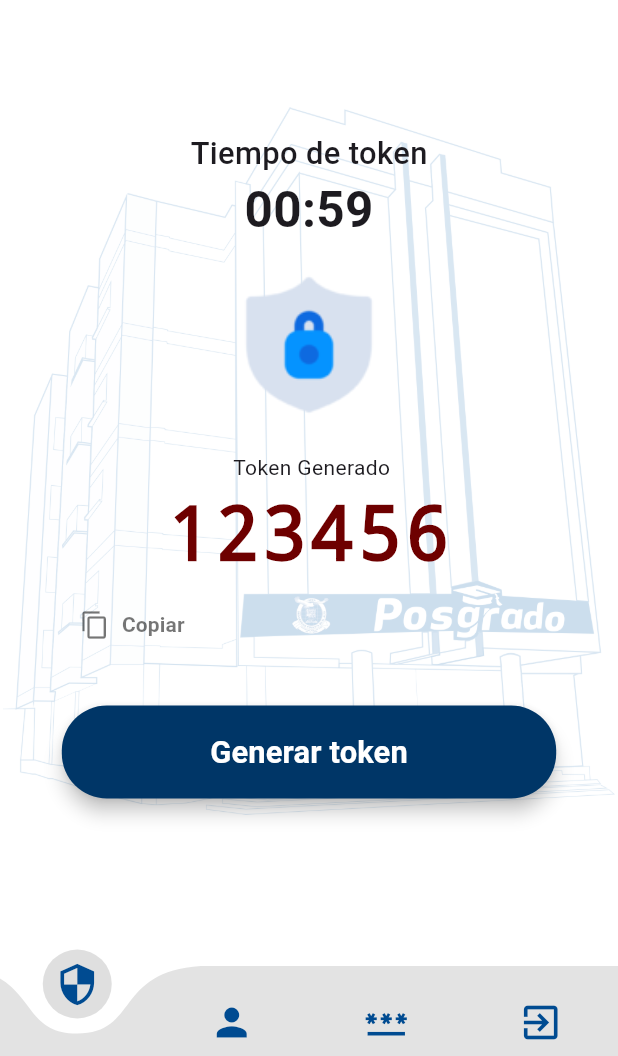
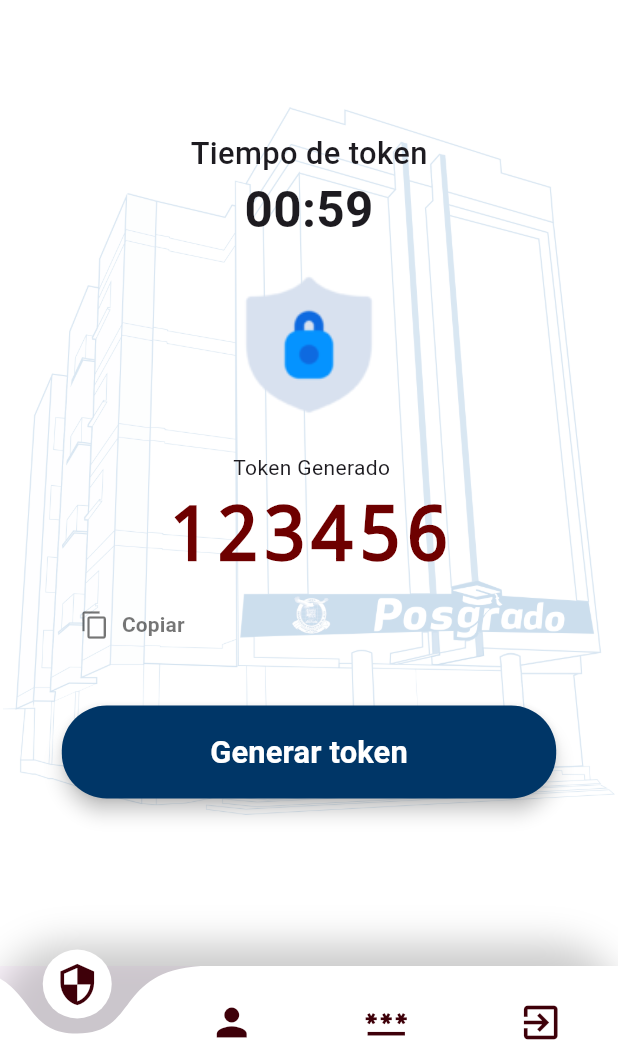
Before and after one commit to UnstopLim/postgradoN, a Flutter app: the Home screen opened by its route, on a phone screen of 412 x 824 dp, the part 180-1236 px from its top. Run offline on Flutter 3.47's test engine with Material 3 defaults, Android fonts, the phone set to English and light mode, and no system bars; drawn by our look-alikes of curved_navigation_bar; our stand-ins replace animate_do, auto_route, dio, flutter_riverpod, flutter_secure_storage, google_fonts; accounts and stored records are empty.

```diff
--- a/lib/Feacture/Home/Presentacion/Page/Home.dart
+++ b/lib/Feacture/Home/Presentacion/Page/Home.dart
@@ -1,11 +1,10 @@
-
 import 'package:auto_route/annotations.dart';
 import 'package:auto_route/auto_route.dart';
 import 'package:flutter/material.dart';
 import 'package:postgrado/Feacture/Home/Presentacion/Widgeth/drawer.dart';
 import 'package:postgrado/Core/Navigator/AppRouter.gr.dart';
 import 'package:curved_navigation_bar/curved_navigation_bar.dart';
-import 'package:postgrado/Feacture/Login/Presentacion/Page/AlertDialog.dart'; // Importa el paquete
+import 'package:postgrado/Feacture/Login/Presentacion/Page/AlertDialog.dart';
 
 @RoutePage()
 class Home extends StatefulWidget {
@@ -20,8 +19,6 @@ class _HomeState extends State<Home> {
 
   void _onItemTapped(int index, TabsRouter tabsRouter) {
     if (index == 3) {
-      //DialogExample();
-
       context.router.replaceAll([const Login()]);
     } else {
       setState(() {
@@ -30,7 +27,6 @@ class _HomeState extends State<Home> {
       });
     }
   }
-
 
   @override
   Widget build(BuildContext context) {
@@ -56,9 +52,9 @@ class _HomeState extends State<Home> {
             child: Column(
               mainAxisAlignment: MainAxisAlignment.center,
               children: [
-                const SizedBox(height: 20), // Espaciado para evitar la barra de estado
+                const SizedBox(height: 20),
                 Image.asset(
-                  'assets/logo1.png', // Asegúrate de colocar tu logo en assets
+                  'assets/logo1.png',
                   height: 115,
                 ),
               ],
@@ -67,33 +63,86 @@ class _HomeState extends State<Home> {
         ),
       ),
         bottomNavigationBuilder: (context, tabsRouter) {
-        return CurvedNavigationBar(
+          return Stack(
+            clipBehavior: Clip.none,
+            children: [
+              /// 🔹 **Sombra curvada con BoxShadow**
+              Positioned(
+                top: -20, // Ajuste para que se vea bien la sombra
+                left: 0,
+                right: 0,
+                child: Container(
+                  height: 80, // Ajustar para que la sombra coincida con la barra
+                  decoration: BoxDecoration(
+                    color: Colors.transparent, // Fondo transparente para la sombra
+                    boxShadow: [
+                      BoxShadow(
+                        color: Colors.black.withOpacity(0.2), // Color de la sombra
+                        blurRadius: 20, // Difuminado de la sombra
+                        spreadRadius: 5, // Extensión de la sombra
+                        offset: Offset(0, 10), // Posición de la sombra hacia abajo
+                      ),
+                    ],
+                    borderRadius: BorderRadius.vertical(
+                      top: Radius.circular(50), // 🔹 Sombra curvada
+                    ),
+                  ),
+                ),
+              ),
+
+              /// 🔹 **CurvedNavigationBar (sin cambios)**
+              CurvedNavigationBar(
                 index: tabsRouter.activeIndex,
                 height: 60.0,
                 items: <Widget>[
-            Icon(Icons.security_outlined, size: 30, color: Color(0xFF004B91)),
-            Icon(Icons.person, size: 30, color: Color(0xFF004B91)),
-            Icon(Icons.password_outlined, size: 30, color: Color(0xFF004B91)),
-            Icon(Icons.exit_to_app, size: 30, color: Color(0xFF004B91)),
+                  Icon(Icons.security_outlined, size: 30, color: Color(
+                      0xFF3E0009)),
+                  Icon(Icons.person, size: 30, color: Color(0xFF3E0009)),
+                  Icon(Icons.password_outlined, size: 30, color: Color(
+                      0xFF3E0009)),
+                  Icon(Icons.exit_to_app, size: 30, color: Color(0xFF3E0009)),
                 ],
-          color: Color(0xFFE3E3E3), // Color del fondo de la barra
-          buttonBackgroundColor: Color(0xFFDFDFDF), // Color del botón activo
-          backgroundColor: Colors.white, // Fondo de la barra
+                color: Color(0xFFFFFFFF),
+                buttonBackgroundColor: Color(0xFFFFFFFF),
+                backgroundColor: Colors.transparent, // 🔹 Fondo transparente
                 animationCurve: Curves.easeInOut,
                 animationDuration: Duration(milliseconds: 300),
                 onTap: (index) => _onItemTapped(index, tabsRouter),
+              ),
+            ],
+          );
+        }
 
-        );
-      },
     );
   }
 }
 
-// Clipper para la AppBar curva
+/// 🔹 **Clase para dibujar la sombra curva**
+class CurvedShadowPainter extends CustomPainter {
+  @override
+  void paint(Canvas canvas, Size size) {
+    Paint paint = Paint()
+      ..color = Colors.black.withOpacity(0.2)  // Color de la sombra
+      ..maskFilter = MaskFilter.blur(BlurStyle.normal, 10);  // Desenfoque de sombra
+
+    Path path = Path();
+    path.moveTo(0, size.height);
+    path.quadraticBezierTo(size.width / 2, size.height - 40, size.width, size.height);
+    path.lineTo(size.width, size.height + 20);
+    path.lineTo(0, size.height + 20);
+    path.close();
+
+    canvas.drawPath(path, paint);
+  }
+
+  @override
+  bool shouldRepaint(CustomPainter oldDelegate) => false;
+}
+
+// 🔹 Clipper para la AppBar curva (esto sigue igual)
 class AppBarClipper extends CustomClipper<Path> {
   @override
-  Path getClip(Size size)
-  {
+  Path getClip(Size size) {
     Path path = Path();
     path.lineTo(0, size.height - 30);
     path.quadraticBezierTo(size.width / 2, size.height + 30, size.width, size.height - 30);
```
Lines whose indentation alone changed are shown as unchanged.
